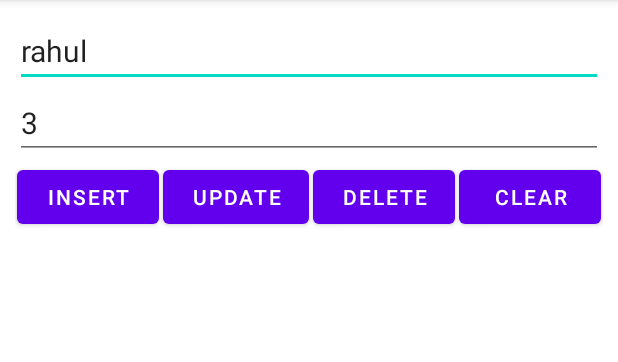
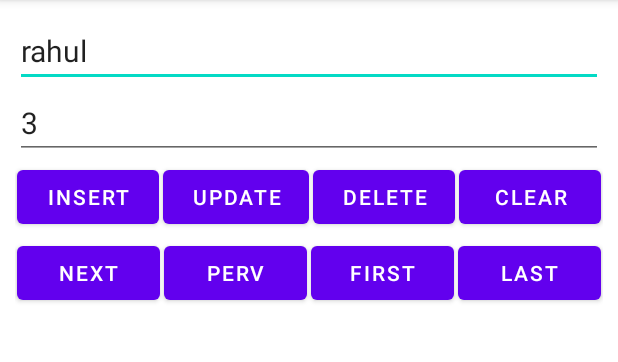
Before and after one commit to KanjariyaRahul/Android, an Android app: the screen it shows after launch (MainActivity), on a phone screen of 412 x 824 dp, the part 84-446 px from its top. Run offline under Robolectric (Android 15) with nearby library versions, the phone set to English and light mode, and no system bars.

Commit message:
next- perv-first-last

```diff
--- a/DataBase/app/src/main/java/com/example/database/MainActivity.kt
+++ b/DataBase/app/src/main/java/com/example/database/MainActivity.kt
@@ -17,6 +17,10 @@ class MainActivity : AppCompatActivity() {
     lateinit var btn_Clear : Button
     lateinit var btn_Update : Button
     lateinit var btn_Delete : Button
+    lateinit var btn_Next : Button
+    lateinit var btn_Perv : Button
+    lateinit var btn_First : Button
+    lateinit var btn_Last : Button
     lateinit var  rs : Cursor
     override fun onCreate(savedInstanceState: Bundle?) {
         super.onCreate(savedInstanceState)
@@ -28,6 +32,10 @@ class MainActivity : AppCompatActivity() {
         btn_Clear = findViewById(R.id.btn_Clear)
         btn_Update = findViewById(R.id.btn_Update)
         btn_Delete = findViewById(R.id.btn_Detele)
+        btn_Next = findViewById(R.id.btn_Next)
+        btn_Perv = findViewById(R.id.btn_Perv)
+        btn_First = findViewById(R.id.btn_First)
+        btn_Last  = findViewById(R.id.btn_Last)
 
 
         var helper = MyDBHelper(applicationContext)
@@ -69,6 +77,58 @@ class MainActivity : AppCompatActivity() {
         btn_Clear.setOnClickListener {
             clear()
         }
+
+        btn_Next.setOnClickListener {
+            if(rs.moveToNext())
+            {
+                ed_Sname.setText(rs.getString(1))
+                ed_Sem.setText(rs.getString(2))
+            }
+            else if(rs.moveToFirst())
+            {
+                ed_Sname.setText(rs.getString(1))
+                ed_Sem.setText(rs.getString(2))
+            }
+            else{
+                Toast.makeText(applicationContext, "Data Not found !!", Toast.LENGTH_SHORT).show()
+            }
+        }
+
+        btn_Perv.setOnClickListener {
+            if(rs.moveToPrevious())
+            {
+                ed_Sname.setText(rs.getString(1))
+                ed_Sem.setText(rs.getString(2))
+            }
+            else if(rs.moveToFirst())
+            {
+                ed_Sname.setText(rs.getString(1))
+                ed_Sem.setText(rs.getString(2))
+            }
+            else{
+                Toast.makeText(applicationContext, "Data Not found !!", Toast.LENGTH_SHORT).show()
+            }
+        }
+
+        btn_First.setOnClickListener {
+            if(rs.moveToFirst()){
+                ed_Sname.setText(rs.getString(1))
+                ed_Sem.setText(rs.getString(2))
+            }
+            else{
+                Toast.makeText(applicationContext, "Data Note Found !!", Toast.LENGTH_SHORT).show()
+            }
+        }
+
+        btn_Last.setOnClickListener {
+            if(rs.moveToLast()){
+                ed_Sname.setText(rs.getString(1))
+                ed_Sem.setText(rs.getString(2))
+            }
+            else{
+                Toast.makeText(applicationContext, "Data Note Found !!", Toast.LENGTH_SHORT).show()
+            }
+        }
     }
 
     private fun clear() {
--- a/DataBase/app/src/main/res/layout/activity_main.xml
+++ b/DataBase/app/src/main/res/layout/activity_main.xml
@@ -64,4 +64,58 @@
 
     </LinearLayout>
 
+    <LinearLayout
+        android:layout_width="match_parent"
+        android:layout_height="wrap_content"
+        android:orientation="horizontal">
+
+        <Button
+            android:id="@+id/btn_Next"
+            android:layout_width="wrap_content"
+            android:layout_height="wrap_content"
+            android:layout_weight="1"
+            android:text="NEXT"
+            android:layout_margin="1dp"
+            />
+
+        <Button
+            android:id="@+id/btn_Perv"
+            android:layout_width="wrap_content"
+            android:layout_height="wrap_content"
+            android:layout_weight="1"
+            android:text="PERV"
+            android:layout_margin="1dp"
+            />
+        <Button
+            android:id="@+id/btn_First"
+            android:layout_width="wrap_content"
+            android:layout_height="wrap_content"
+            android:layout_weight="1"
+            android:text="FIRST"
+            android:layout_margin="1dp"
+            />
+
+        <Button
+            android:id="@+id/btn_Last"
+            android:layout_width="wrap_content"
+            android:layout_height="wrap_content"
+            android:layout_weight="1"
+            android:text="last"
+            android:layout_margin="1dp"
+            />
+
+    </LinearLayout>
+
+    <LinearLayout
+        android:layout_width="match_parent"
+        android:layout_height="wrap_content"
+        android:orientation="vertical">
+
+        <ListView
+            android:id="@+id/showList"
+            android:layout_width="wrap_content"
+            android:layout_height="wrap_content"
+            />
+    </LinearLayout>
+
 </LinearLayout>
```
